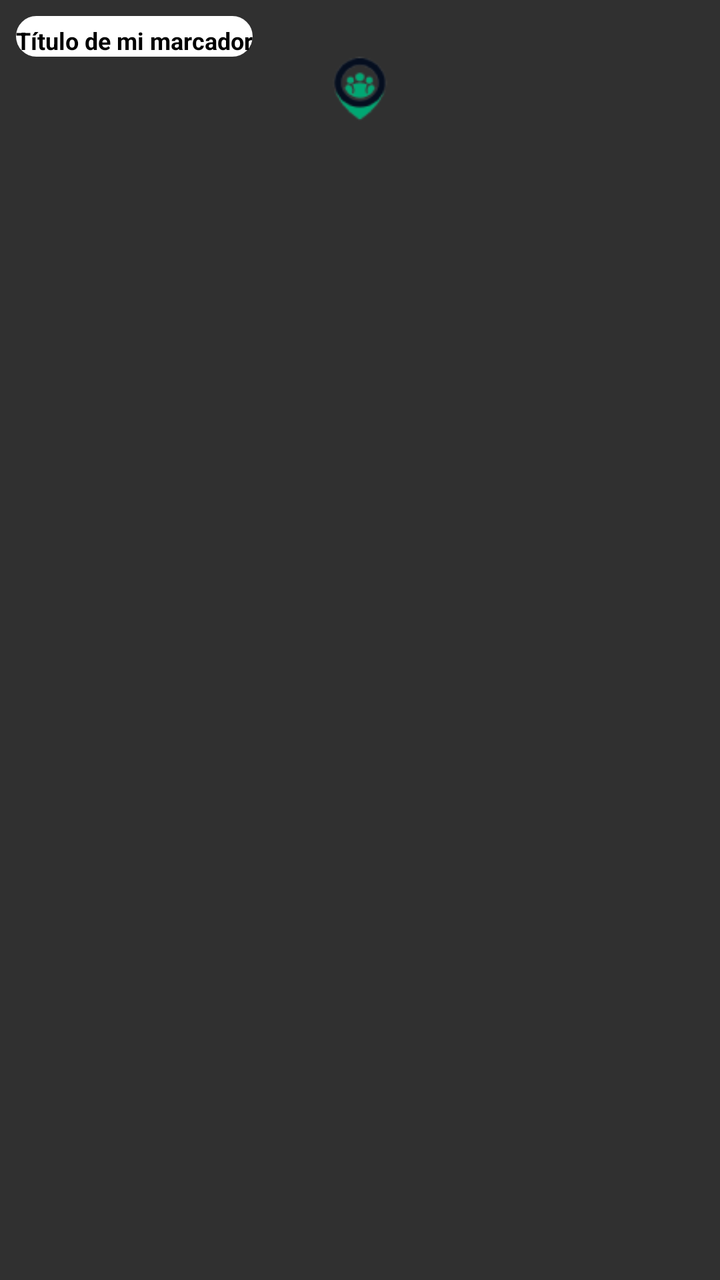
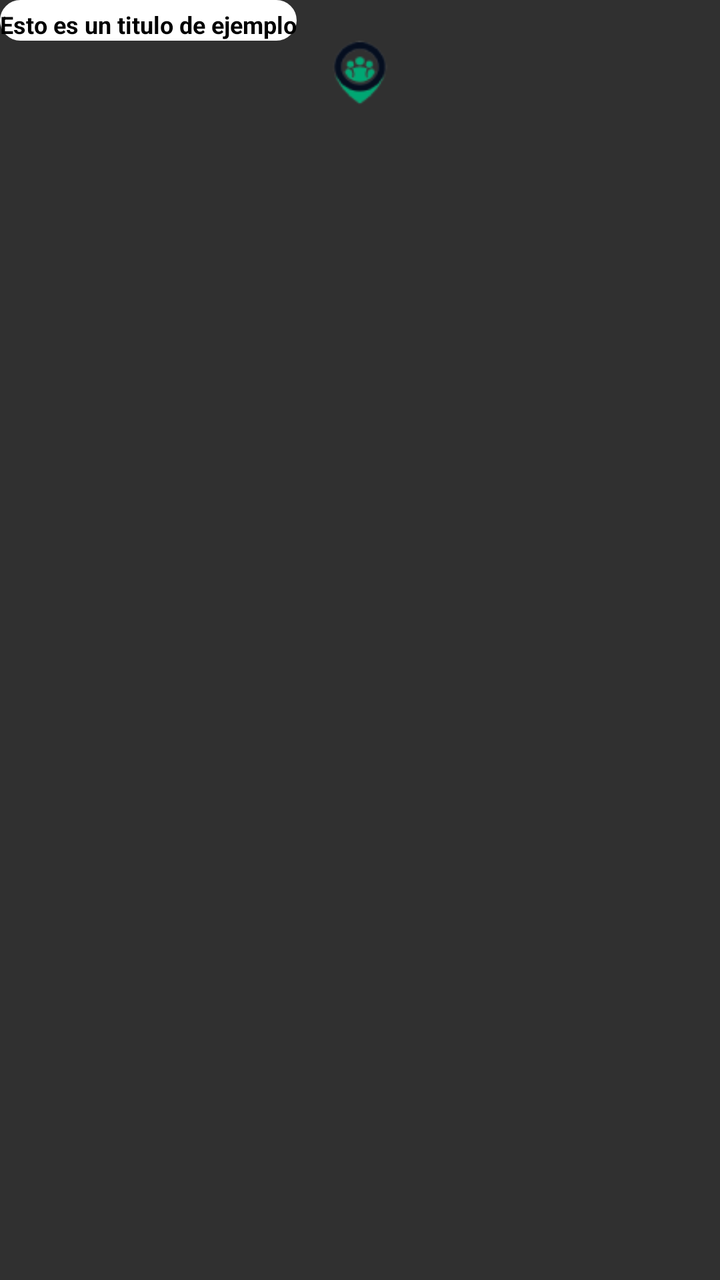

Two renders of the same Android screen: before a commit and after it. Below are the layout's source before the change and the commit's diff.
<!-- AndroidManifest.xml: application theme Theme.Design.NoActionBar -->
<!-- res/layout/marker_layout.xml -->
<?xml version="1.0" encoding="utf-8"?>
<LinearLayout xmlns:android="http://schemas.android.com/apk/res/android"
    android:id="@+id/markerCardView"
    android:layout_width="wrap_content"
    android:layout_height="wrap_content"
    android:orientation="vertical"
    android:padding="8dp">

    <TextView
        android:id="@+id/marker_title"
        android:layout_width="wrap_content"
        android:layout_height="wrap_content"
        android:background="@drawable/menu_border_rounded"
        android:paddingTop="4dp"
        android:text="Título de mi marcador"
        android:textColor="#000000"
        android:textSize="12sp"
        android:textStyle="bold" />

    <ImageView
        android:id="@+id/marker_icon"
        android:layout_width="32dp"
        android:layout_height="32dp"
        android:layout_gravity="center"
        android:src="@drawable/social_point_marker_icon" />

</LinearLayout>
<!-- resources referenced by this layout -->
<resources>
  <!-- drawable menu_border_rounded (drawable) -->
  <?xml version="1.0" encoding="utf-8"?>
  <shape xmlns:android="http://schemas.android.com/apk/res/android"
      android:shape="rectangle">
      <solid android:color="@android:color/white" />
      <corners android:radius="70dp" />
  </shape>
  <!-- drawable social_point_marker_icon: png bitmap (drawable, 2344 bytes) -->
</resources>

<!-- the commit's change to res/layout/marker_layout.xml (unified diff, before → after) -->
@@ -4,7 +4,10 @@
     android:layout_width="wrap_content"
     android:layout_height="wrap_content"
     android:orientation="vertical"
-    android:padding="8dp">
+    android:layout_marginLeft="0dp"
+    android:layout_marginTop="0dp"
+    android:layout_marginRight="0dp"
+    android:layout_marginBottom="0dp">
 
     <TextView
         android:id="@+id/marker_title"
@@ -12,7 +15,7 @@
         android:layout_height="wrap_content"
         android:background="@drawable/menu_border_rounded"
         android:paddingTop="4dp"
-        android:text="Título de mi marcador"
+        android:text="Esto es un titulo de ejemplo"
         android:textColor="#000000"
         android:textSize="12sp"
         android:textStyle="bold" />
